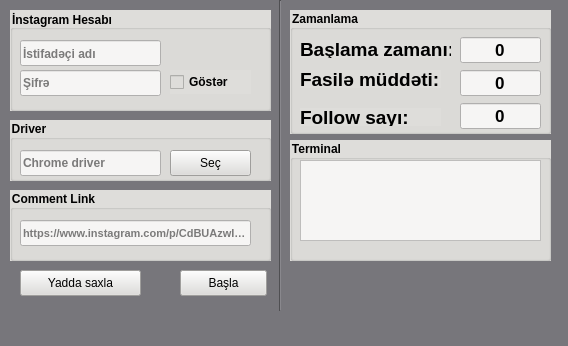
Before: the Qt Designer form mainwindow.ui in ramo828/follow_bot_instagram, drawn with Qt 5.
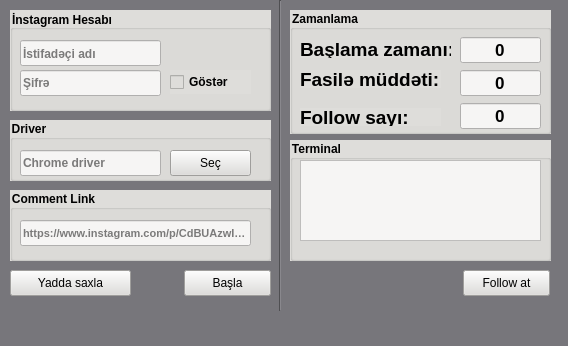
After: the same form once the commit is applied.

The edit to the form file:
```diff
--- a/mainwindow.ui
+++ b/mainwindow.ui
@@ -219,7 +219,7 @@
    <widget class="QPushButton" name="start_button">
     <property name="geometry">
      <rect>
-      <x>180</x>
+      <x>184</x>
       <y>270</y>
       <width>87</width>
       <height>26</height>
@@ -235,7 +235,7 @@
    <widget class="QPushButton" name="save_button">
     <property name="geometry">
      <rect>
-      <x>20</x>
+      <x>10</x>
       <y>270</y>
       <width>121</width>
       <height>26</height>
@@ -447,6 +447,22 @@
      </property>
     </widget>
    </widget>
+   <widget class="QPushButton" name="start_button_2">
+    <property name="geometry">
+     <rect>
+      <x>463</x>
+      <y>270</y>
+      <width>87</width>
+      <height>26</height>
+     </rect>
+    </property>
+    <property name="styleSheet">
+     <string notr="true">background-color: rgb(222, 221, 218);</string>
+    </property>
+    <property name="text">
+     <string>Follow at</string>
+    </property>
+   </widget>
   </widget>
   <widget class="QMenuBar" name="menubar">
    <property name="geometry">
```
Left out of the diff: 1 changed line with no effect on the pictures.
